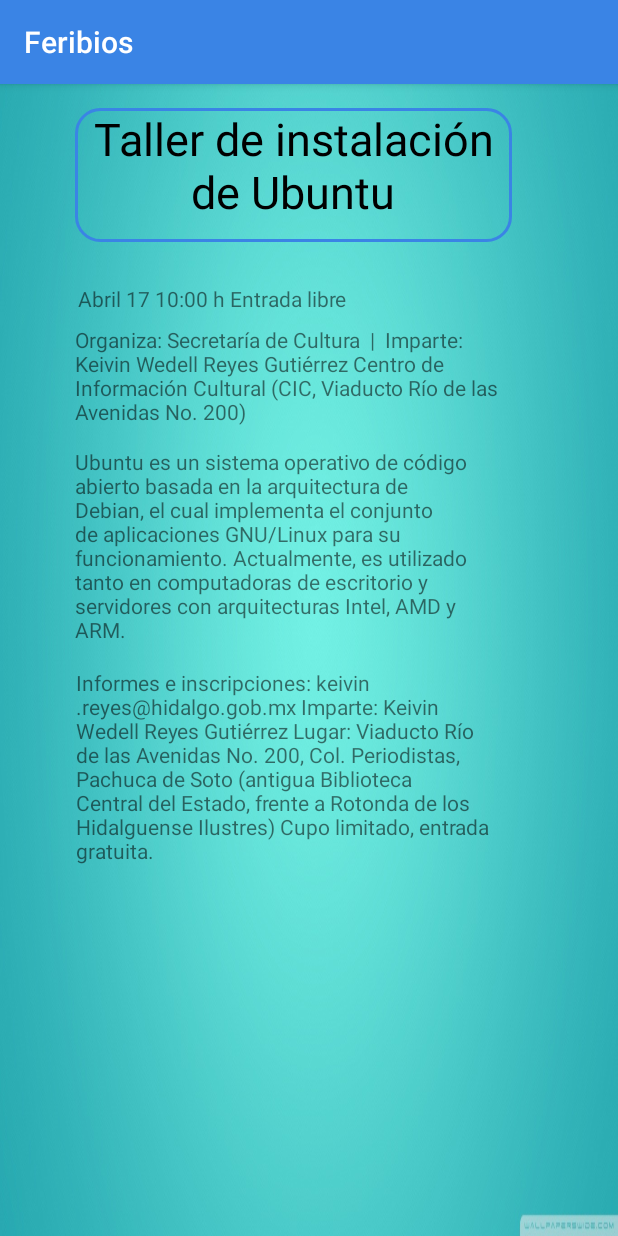
After one commit to Alexhdz131/Proyecto_Feribios, an Android app: the Tallerubuntu screen opened directly, with no data from a screen before it, on a phone screen of 412 x 824 dp. The commit adds this screen. Run offline under Robolectric (Android 15) with nearby library versions, the phone set to English and light mode, and no system bars.

Commit message:
Actualizacion de informacion

```diff
--- a/app/src/main/AndroidManifest.xml
+++ b/app/src/main/AndroidManifest.xml
@@ -9,7 +9,8 @@
         android:roundIcon="@mipmap/ic_launcher_round"
         android:supportsRtl="true"
         android:theme="@style/AppTheme">
-        <activity android:name=".Ficirco"></activity>
+        <activity android:name=".Tallerubuntu"></activity>
+        <activity android:name=".Ficirco" />
         <activity android:name=".Cursodeajedrez" />
         <activity android:name=".Gastronomiaanaya" />
         <activity android:name=".Proyeccion" />
--- a/app/src/main/java/com/example/proyecto_feribios/Proximoseventos.java
+++ b/app/src/main/java/com/example/proyecto_feribios/Proximoseventos.java
@@ -39,5 +39,10 @@ public class Proximoseventos extends AppCompatActivity {
         startActivity(ficirco);
     }
 
+    public void Tallerubuntu(View view) {
+        Intent tallerubuntu= new Intent(this, Tallerubuntu.class);
+        startActivity(tallerubuntu);
+    }
+
 
 }
--- /dev/null
+++ b/app/src/main/java/com/example/proyecto_feribios/Tallerubuntu.java
@@ -0,0 +1,13 @@
+package com.example.proyecto_feribios;
+
+import android.support.v7.app.AppCompatActivity;
+import android.os.Bundle;
+
+public class Tallerubuntu extends AppCompatActivity {
+
+    @Override
+    protected void onCreate(Bundle savedInstanceState) {
+        super.onCreate(savedInstanceState);
+        setContentView(R.layout.activity_tallerubuntu);
+    }
+}
--- a/app/src/main/res/layout/activity_proximoseventos.xml
+++ b/app/src/main/res/layout/activity_proximoseventos.xml
@@ -6,21 +6,6 @@
     android:layout_height="match_parent"
     android:background="@drawable/fondouno"
     tools:context=".Proximoseventos">
-
-    <Button
-        android:id="@+id/button16"
-        android:layout_width="152dp"
-        android:layout_height="wrap_content"
-        android:layout_marginStart="8dp"
-        android:layout_marginTop="8dp"
-        android:layout_marginEnd="8dp"
-        android:background="@drawable/button_rounden_border"
-        android:onClick="Gastronomiaanaya"
-        android:text="Gastronomia-Anaya"
-        app:layout_constraintEnd_toEndOf="parent"
-        app:layout_constraintHorizontal_bias="0.1"
-        app:layout_constraintStart_toStartOf="parent"
-        app:layout_constraintTop_toBottomOf="@+id/button11" />
 
     <android.support.constraint.ConstraintLayout
         android:layout_width="match_parent"
@@ -31,19 +16,34 @@
         tools:layout_editor_absoluteY="16dp">
 
         <Button
-            android:id="@+id/button14"
+            android:id="@+id/button17"
             android:layout_width="152dp"
             android:layout_height="wrap_content"
             android:layout_marginStart="8dp"
             android:layout_marginTop="8dp"
             android:layout_marginEnd="8dp"
             android:background="@drawable/button_rounden_border"
-            android:onClick="Ficirco"
+            android:onClick="Tallerubuntu"
+            android:text="Taller de instalación de Ubuntu"
+            app:layout_constraintEnd_toEndOf="parent"
+            app:layout_constraintHorizontal_bias="0.967"
+            app:layout_constraintStart_toStartOf="parent"
+            app:layout_constraintTop_toBottomOf="@+id/button16" />
+
+        <Button
+            android:id="@+id/button14"
+            android:layout_width="152dp"
+            android:layout_height="0dp"
+            android:layout_marginStart="8dp"
+            android:layout_marginTop="8dp"
+            android:layout_marginEnd="8dp"
+            android:background="@drawable/button_rounden_border"
+            android:onClick="Cursodeajedrez"
             android:text="FICIRCO | Absurdo Sísifo "
             app:layout_constraintEnd_toEndOf="parent"
             app:layout_constraintHorizontal_bias="0.098"
             app:layout_constraintStart_toStartOf="parent"
-            app:layout_constraintTop_toBottomOf="@+id/button15" />
+            app:layout_constraintTop_toBottomOf="@+id/button16" />
 
         <Button
             android:id="@+id/button15"
@@ -59,6 +59,21 @@
             app:layout_constraintHorizontal_bias="0.967"
             app:layout_constraintStart_toStartOf="parent"
             app:layout_constraintTop_toBottomOf="@+id/button12" />
+
+        <Button
+            android:id="@+id/button16"
+            android:layout_width="152dp"
+            android:layout_height="wrap_content"
+            android:layout_marginStart="8dp"
+            android:layout_marginTop="8dp"
+            android:layout_marginEnd="8dp"
+            android:background="@drawable/button_rounden_border"
+            android:onClick="Gastronomiaanaya"
+            android:text="Gastronomia-Anaya"
+            app:layout_constraintEnd_toEndOf="parent"
+            app:layout_constraintHorizontal_bias="0.1"
+            app:layout_constraintStart_toStartOf="parent"
+            app:layout_constraintTop_toBottomOf="@+id/button11" />
 
         <TextView
             android:id="@+id/textView5"
--- /dev/null
+++ b/app/src/main/res/layout/activity_tallerubuntu.xml
@@ -0,0 +1,78 @@
+<?xml version="1.0" encoding="utf-8"?>
+<android.support.constraint.ConstraintLayout xmlns:android="http://schemas.android.com/apk/res/android"
+    xmlns:app="http://schemas.android.com/apk/res-auto"
+    xmlns:tools="http://schemas.android.com/tools"
+    android:layout_width="match_parent"
+    android:layout_height="match_parent"
+    android:background="@drawable/fondouno"
+    tools:context=".Tallerubuntu">
+
+    <TextView
+        android:id="@+id/textView36"
+        android:layout_width="291dp"
+        android:layout_height="89dp"
+        android:layout_marginStart="8dp"
+        android:layout_marginTop="16dp"
+        android:layout_marginEnd="8dp"
+        android:background="@drawable/button_rounden_border"
+        android:text="Taller de instalación de Ubuntu"
+        android:textAlignment="center"
+        android:textColor="@color/colorAccent"
+        android:textSize="30sp"
+        app:layout_constraintEnd_toEndOf="parent"
+        app:layout_constraintHorizontal_bias="0.403"
+        app:layout_constraintStart_toStartOf="parent"
+        app:layout_constraintTop_toTopOf="parent" />
+
+    <TextView
+        android:id="@+id/textView37"
+        android:layout_width="wrap_content"
+        android:layout_height="wrap_content"
+        android:layout_marginStart="8dp"
+        android:layout_marginTop="28dp"
+        android:layout_marginEnd="8dp"
+        android:text="Abril 17 10:00 h Entrada libre"
+        app:layout_constraintEnd_toEndOf="parent"
+        app:layout_constraintHorizontal_bias="0.204"
+        app:layout_constraintStart_toStartOf="parent"
+        app:layout_constraintTop_toBottomOf="@+id/textView36" />
+
+    <TextView
+        android:id="@+id/textView38"
+        android:layout_width="289dp"
+        android:layout_height="73dp"
+        android:layout_marginStart="8dp"
+        android:layout_marginTop="8dp"
+        android:layout_marginEnd="8dp"
+        android:text="Organiza: Secretaría de Cultura  |  Imparte: Keivin Wedell Reyes Gutiérrez Centro de Información Cultural (CIC, Viaducto Río de las Avenidas No. 200)"
+        app:layout_constraintEnd_toEndOf="parent"
+        app:layout_constraintHorizontal_bias="0.396"
+        app:layout_constraintStart_toStartOf="parent"
+        app:layout_constraintTop_toBottomOf="@+id/textView37" />
+
+    <TextView
+        android:id="@+id/textView39"
+        android:layout_width="273dp"
+        android:layout_height="139dp"
+        android:layout_marginStart="8dp"
+        android:layout_marginTop="8dp"
+        android:layout_marginEnd="8dp"
+        android:text="Ubuntu es un sistema operativo de código abierto basada en la arquitectura de Debian, el cual implementa el conjunto de aplicaciones GNU/Linux para su funcionamiento. Actualmente, es utilizado tanto en computadoras de escritorio y servidores con arquitecturas Intel, AMD y ARM."
+        app:layout_constraintEnd_toEndOf="parent"
+        app:layout_constraintHorizontal_bias="0.344"
+        app:layout_constraintStart_toStartOf="parent"
+        app:layout_constraintTop_toBottomOf="@+id/textView38" />
+
+    <TextView
+        android:id="@+id/textView40"
+        android:layout_width="284dp"
+        android:layout_height="142dp"
+        android:layout_marginStart="8dp"
+        android:layout_marginTop="8dp"
+        android:layout_marginEnd="8dp"
+        android:text="Informes e inscripciones: keivin.reyes@hidalgo.gob.mx Imparte: Keivin Wedell Reyes Gutiérrez Lugar: Viaducto Río de las Avenidas No. 200, Col. Periodistas, Pachuca de Soto (antigua Biblioteca Central del Estado, frente a Rotonda de los Hidalguense Ilustres) Cupo limitado, entrada gratuita."
+        app:layout_constraintEnd_toEndOf="parent"
+        app:layout_constraintHorizontal_bias="0.378"
+        app:layout_constraintStart_toStartOf="parent"
+        app:layout_constraintTop_toBottomOf="@+id/textView39" />
+</android.support.constraint.ConstraintLayout>
```
